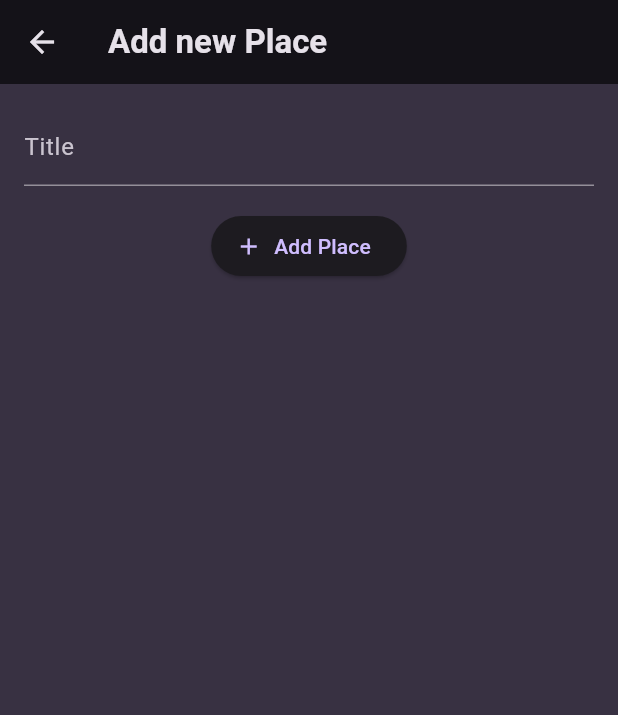
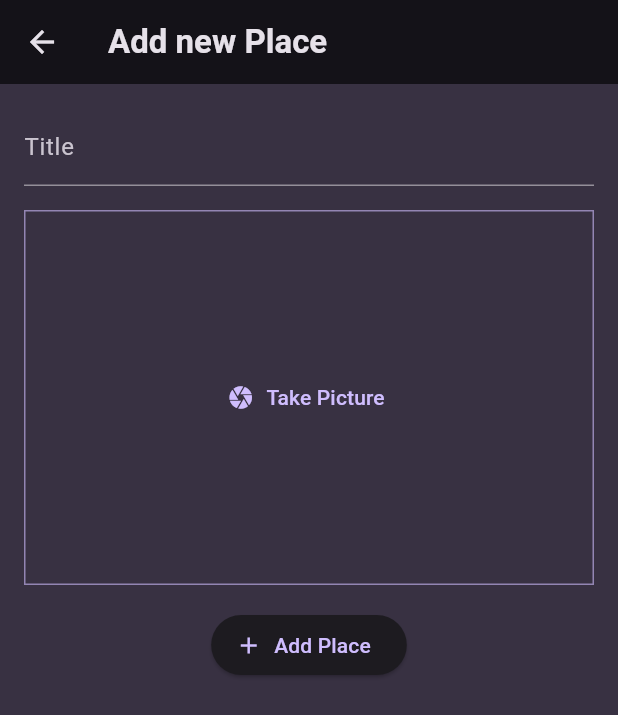
Before and after one commit to faruqonaayo/favorite_places, a Flutter app: the NewPlaceScreen screen opened directly, on a phone screen of 412 x 824 dp. Shown: the top 715 px of the screen. Run offline on Flutter 3.47's test engine with Material 3 defaults, Android fonts, the phone set to English and light mode, and no system bars; our stand-ins replace flutter_riverpod, google_fonts, image_picker.

Commit message:
Add image input functionality and update place model to include image

```diff
--- a/lib/models/place.dart
+++ b/lib/models/place.dart
@@ -1,10 +1,12 @@
+import 'dart:io';
 import 'package:uuid/uuid.dart';
 
 const uuid = Uuid();
 
 class Place {
-  Place({required this.title}) : id = uuid.v4();
+  Place({required this.title, required this.image}) : id = uuid.v4();
 
   final String id;
   final String title;
+  final File image;
 }
--- a/lib/screens/new_place_screen.dart
+++ b/lib/screens/new_place_screen.dart
@@ -1,5 +1,8 @@
+import 'dart:io';
+
 import 'package:favorite_places/models/place.dart';
 import 'package:favorite_places/providers/places_provider.dart';
+import 'package:favorite_places/widgets/image_input.dart';
 import 'package:flutter/material.dart';
 import 'package:flutter_riverpod/flutter_riverpod.dart';
 
@@ -14,6 +17,13 @@ class _NewPlaceScreenState extends ConsumerState<NewPlaceScreen> {
   final _formKey = GlobalKey<FormState>();
 
   var _enteredName = '';
+  File? _enteredImage;
+
+  void _selectImage(File? image) {
+    setState(() {
+      _enteredImage = image;
+    });
+  }
 
   @override
   Widget build(BuildContext context) {
@@ -22,7 +32,13 @@ class _NewPlaceScreenState extends ConsumerState<NewPlaceScreen> {
         _formKey.currentState!.save();
       }
 
-      ref.read(placesProvider.notifier).addNewPlace(Place(title: _enteredName));
+      if (_enteredImage == null) {
+        return;
+      }
+
+      ref
+          .read(placesProvider.notifier)
+          .addNewPlace(Place(title: _enteredName, image: _enteredImage!));
       Navigator.pop(context);
     }
 
@@ -54,6 +70,9 @@ class _NewPlaceScreenState extends ConsumerState<NewPlaceScreen> {
                 },
               ),
               const SizedBox(height: 16),
+              ImageInput(onSeclectImage: _selectImage),
+              const SizedBox(height: 16),
+
               ElevatedButton.icon(
                 onPressed: saveItem,
                 icon: Icon(Icons.add),
--- /dev/null
+++ b/lib/widgets/image_input.dart
@@ -0,0 +1,69 @@
+import 'dart:io';
+
+import 'package:flutter/material.dart';
+import 'package:image_picker/image_picker.dart';
+
+class ImageInput extends StatefulWidget {
+  const ImageInput({super.key, required this.onSeclectImage});
+
+  final void Function(File? image) onSeclectImage;
+
+  @override
+  State<ImageInput> createState() {
+    return _ImageInputState();
+  }
+}
+
+class _ImageInputState extends State<ImageInput> {
+  File? _selectedImage;
+
+  void _takePicture() async {
+    final imagePicker = ImagePicker();
+    final pickedImage = await imagePicker.pickImage(
+      source: ImageSource.camera,
+      maxWidth: 600,
+    );
+
+    if (pickedImage == null) {
+      return;
+    }
+
+    setState(() {
+      _selectedImage = File(pickedImage.path);
+      widget.onSeclectImage(_selectedImage);
+    });
+  }
+
+  @override
+  Widget build(BuildContext context) {
+    Widget content = TextButton.icon(
+      icon: Icon(Icons.camera),
+      label: const Text("Take Picture"),
+      onPressed: _takePicture,
+    );
+
+    if (_selectedImage != null) {
+      content = GestureDetector(
+        onTap: _takePicture,
+        child: Image.file(
+          _selectedImage!,
+          fit: BoxFit.cover,
+          width: double.infinity,
+          height: double.infinity,
+        ),
+      );
+    }
+    return Container(
+      decoration: BoxDecoration(
+        border: Border.all(
+          width: 1,
+          color: Theme.of(context).colorScheme.primary.withOpacity(0.6),
+        ),
+      ),
+      height: 250,
+      width: double.infinity,
+      alignment: Alignment.center,
+      child: content,
+    );
+  }
+}
--- a/lib/widgets/places_list.dart
+++ b/lib/widgets/places_list.dart
@@ -32,6 +32,10 @@ class PlacesList extends StatelessWidget {
                 key: ValueKey(places[index].id),
                 onTap:
                     () => _navigateToPlaceDetailsScreen(context, places[index]),
+                leading: CircleAvatar(
+                  radius: 26,
+                  backgroundImage: FileImage(places[index].image),
+                ),
                 title: Text(
                   places[index].title,
                   style: Theme.of(context).textTheme.titleMedium!.copyWith(
--- a/pubspec.yaml
+++ b/pubspec.yaml
@@ -37,6 +37,7 @@ dependencies:
   google_fonts: ^6.2.1
   uuid: ^4.5.1
   flutter_riverpod: ^2.6.1
+  image_picker: ^1.1.2
 
 dev_dependencies:
   flutter_test:
```
Also changed, not shown: lib/screens/place_details_screen.dart (+26 -6 lines), pubspec.lock, 5 other files.
